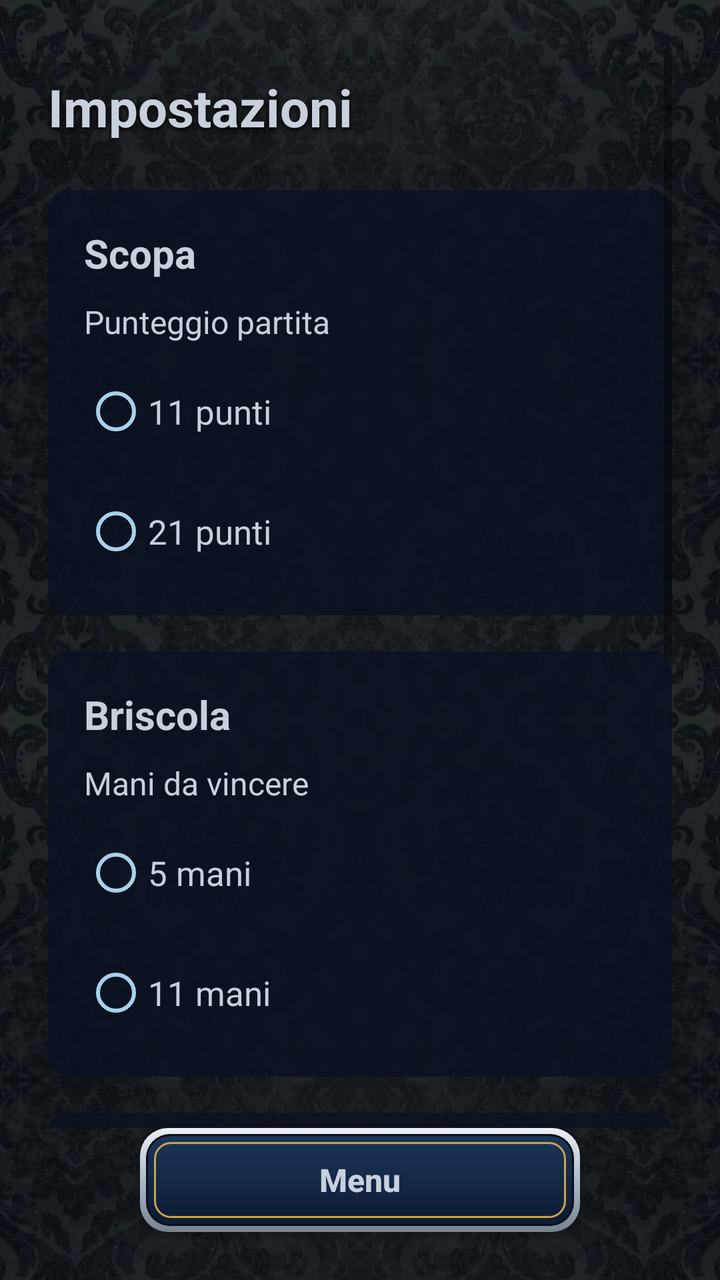
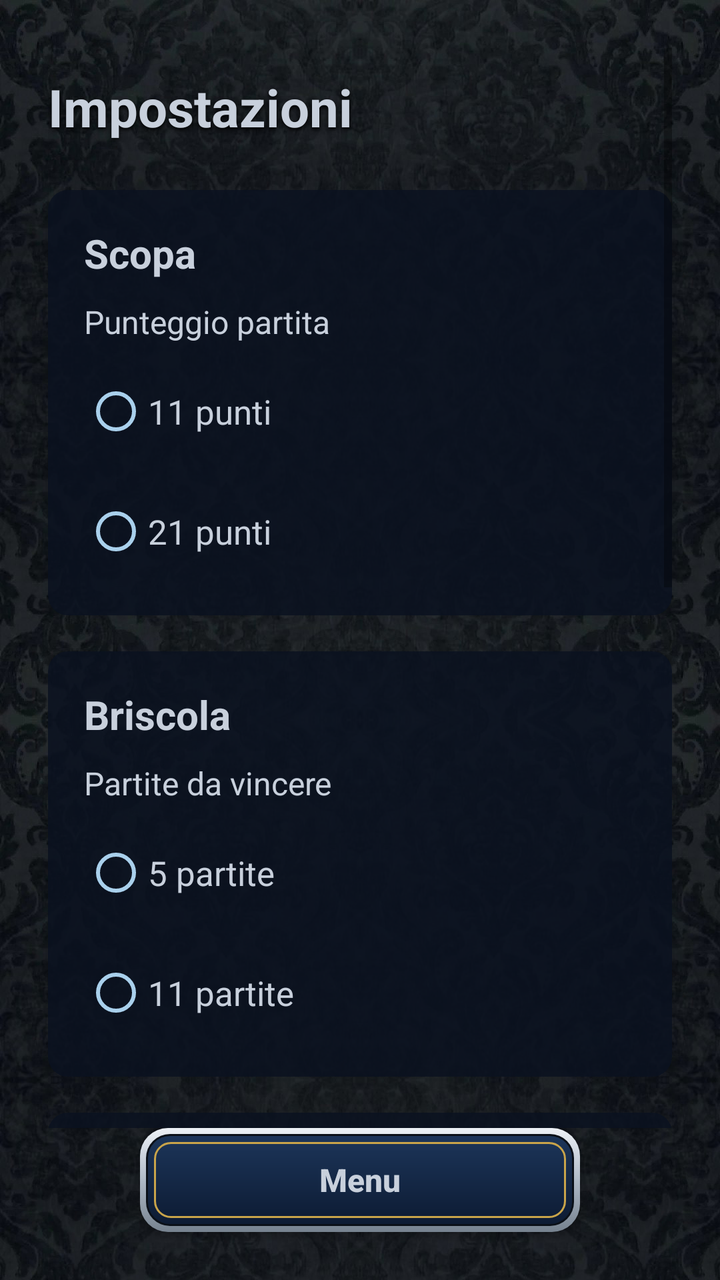

An Android layout rendered at two revisions. The XML below is the earlier revision; the diff shows what the commit changed to produce the second picture.
<!-- AndroidManifest.xml: application theme Theme.Scopa -->
<!-- res/layout/activity_settings.xml -->
<?xml version="1.0" encoding="utf-8"?>
<androidx.constraintlayout.widget.ConstraintLayout
    xmlns:android="http://schemas.android.com/apk/res/android"
    xmlns:app="http://schemas.android.com/apk/res-auto"
    android:layout_width="match_parent"
    android:layout_height="match_parent"
    android:background="@drawable/bg_velvet"
    android:fitsSystemWindows="true">

    <ScrollView
        android:layout_width="match_parent"
        android:layout_height="0dp"
        android:padding="24dp"
        android:clipToPadding="false"
        app:layout_constraintTop_toTopOf="parent"
        app:layout_constraintBottom_toTopOf="@id/btnBack">

        <LinearLayout
            android:layout_width="match_parent"
            android:layout_height="wrap_content"
            android:orientation="vertical">

            <TextView
                android:layout_width="wrap_content"
                android:layout_height="wrap_content"
                android:layout_marginTop="12dp"
                android:text="@string/settings_title"
                android:textColor="@color/silver"
                android:textSize="26sp"
                android:textStyle="bold"
                android:shadowColor="#000000" android:shadowDy="3" android:shadowRadius="6" />

            
            <LinearLayout
                android:layout_width="match_parent"
                android:layout_height="wrap_content"
                android:layout_marginTop="24dp"
                android:background="@drawable/panel_bg"
                android:orientation="vertical"
                android:padding="18dp">

                <TextView
                    android:layout_width="wrap_content"
                    android:layout_height="wrap_content"
                    android:text="@string/play"
                    android:textColor="@color/silver"
                    android:textSize="20sp"
                    android:textStyle="bold" />

                <TextView
                    android:layout_width="wrap_content"
                    android:layout_height="wrap_content"
                    android:layout_marginTop="10dp"
                    android:text="@string/score_target_label"
                    android:textColor="@color/silver"
                    android:textSize="16sp" />

                <RadioGroup
                    android:id="@+id/groupTarget"
                    android:layout_width="wrap_content"
                    android:layout_height="wrap_content"
                    android:layout_marginTop="10dp"
                    android:orientation="vertical">

                    <RadioButton
                        android:id="@+id/radio11"
                        android:layout_width="wrap_content"
                        android:layout_height="wrap_content"
                        android:layout_marginBottom="12dp"
                        android:buttonTint="@color/celeste"
                        android:text="@string/target_11"
                        android:textColor="@color/silver"
                        android:textSize="17sp" />

                    <RadioButton
                        android:id="@+id/radio21"
                        android:layout_width="wrap_content"
                        android:layout_height="wrap_content"
                        android:buttonTint="@color/celeste"
                        android:text="@string/target_21"
                        android:textColor="@color/silver"
                        android:textSize="17sp" />
                </RadioGroup>
            </LinearLayout>

            
            <LinearLayout
                android:layout_width="match_parent"
                android:layout_height="wrap_content"
                android:layout_marginTop="18dp"
                android:background="@drawable/panel_bg"
                android:orientation="vertical"
                android:padding="18dp">

                <TextView
                    android:layout_width="wrap_content"
                    android:layout_height="wrap_content"
                    android:text="@string/play_briscola"
                    android:textColor="@color/silver"
                    android:textSize="20sp"
                    android:textStyle="bold" />

                <TextView
                    android:layout_width="wrap_content"
                    android:layout_height="wrap_content"
                    android:layout_marginTop="10dp"
                    android:text="@string/briscola_hands_label"
                    android:textColor="@color/silver"
                    android:textSize="16sp" />

                <RadioGroup
                    android:id="@+id/groupBriscola"
                    android:layout_width="wrap_content"
                    android:layout_height="wrap_content"
                    android:layout_marginTop="10dp"
                    android:orientation="vertical">

                    <RadioButton
                        android:id="@+id/radioB5"
                        android:layout_width="wrap_content"
                        android:layout_height="wrap_content"
                        android:layout_marginBottom="12dp"
                        android:buttonTint="@color/celeste"
                        android:text="@string/hands_5"
                        android:textColor="@color/silver"
                        android:textSize="17sp" />

                    <RadioButton
                        android:id="@+id/radioB11"
                        android:layout_width="wrap_content"
                        android:layout_height="wrap_content"
                        android:buttonTint="@color/celeste"
                        android:text="@string/hands_11"
                        android:textColor="@color/silver"
                        android:textSize="17sp" />
                </RadioGroup>
            </LinearLayout>

            
            <LinearLayout
                android:layout_width="match_parent"
                android:layout_height="wrap_content"
                android:layout_marginTop="18dp"
                android:background="@drawable/panel_bg"
                android:orientation="vertical"
                android:padding="18dp">

                <TextView
                    android:layout_width="wrap_content"
                    android:layout_height="wrap_content"
                    android:text="@string/pause_section"
                    android:textColor="@color/silver"
                    android:textSize="20sp"
                    android:textStyle="bold" />

                <androidx.appcompat.widget.SwitchCompat
                    android:id="@+id/switchPause"
                    android:layout_width="match_parent"
                    android:layout_height="wrap_content"
                    android:layout_marginTop="12dp"
                    android:text="@string/pause_switch"
                    android:textColor="@color/silver"
                    android:textSize="17sp"
                    app:thumbTint="@color/celeste"
                    app:trackTint="@color/steel" />

                <TextView
                    android:layout_width="match_parent"
                    android:layout_height="wrap_content"
                    android:layout_marginTop="8dp"
                    android:text="@string/pause_switch_desc"
                    android:textColor="@color/silver_dark"
                    android:textSize="14sp" />

                <TextView
                    android:id="@+id/txtPauseInfo"
                    android:layout_width="match_parent"
                    android:layout_height="wrap_content"
                    android:layout_marginTop="8dp"
                    android:textColor="@color/gold"
                    android:textSize="14sp"
                    android:textStyle="bold"
                    android:visibility="gone" />
            </LinearLayout>

            
            <LinearLayout
                android:layout_width="match_parent"
                android:layout_height="wrap_content"
                android:layout_marginTop="18dp"
                android:background="@drawable/panel_bg"
                android:orientation="vertical"
                android:padding="18dp">

                <TextView
                    android:layout_width="wrap_content"
                    android:layout_height="wrap_content"
                    android:text="@string/test_section"
                    android:textColor="@color/silver"
                    android:textSize="20sp"
                    android:textStyle="bold" />

                <androidx.appcompat.widget.SwitchCompat
                    android:id="@+id/switchAuto"
                    android:layout_width="match_parent"
                    android:layout_height="wrap_content"
                    android:layout_marginTop="12dp"
                    android:text="@string/auto_play"
                    android:textColor="@color/silver"
                    android:textSize="17sp"
                    app:thumbTint="@color/celeste"
                    app:trackTint="@color/steel" />

                <TextView
                    android:layout_width="match_parent"
                    android:layout_height="wrap_content"
                    android:layout_marginTop="8dp"
                    android:text="@string/auto_play_desc"
                    android:textColor="@color/silver_dark"
                    android:textSize="14sp" />
            </LinearLayout>
        </LinearLayout>
    </ScrollView>

    <androidx.appcompat.widget.AppCompatButton
        android:id="@+id/btnBack"
        android:layout_width="220dp"
        android:layout_height="52dp"
        android:layout_marginBottom="24dp"
        android:background="@drawable/btn_cartiglio"
        android:text="@string/back_home"
        android:textColor="@color/silver"
        android:textSize="16sp"
        android:textStyle="bold"
        android:textAllCaps="false"
        app:layout_constraintBottom_toBottomOf="parent"
        app:layout_constraintEnd_toEndOf="parent"
        app:layout_constraintStart_toStartOf="parent" />

</androidx.constraintlayout.widget.ConstraintLayout>
<!-- resources referenced by this layout -->
<resources>
  <color name="celeste">#A9D0EC</color>
  <color name="gold">#E9C24C</color>
  <color name="silver">#C8D0DC</color>
  <color name="silver_dark">#AEB9C6</color>
  <color name="steel">#3E6BA6</color>
  <!-- drawable bg_velvet (drawable) -->
  <?xml version="1.0" encoding="utf-8"?>
  <layer-list xmlns:android="http://schemas.android.com/apk/res/android">
      <item android:drawable="@color/velvet_base" />
      <item>
          <bitmap android:src="@drawable/velvet" android:tileMode="repeat" android:dither="true" />
      </item>
  </layer-list>
  <!-- drawable panel_bg (drawable) -->
  <?xml version="1.0" encoding="utf-8"?>
  <shape xmlns:android="http://schemas.android.com/apk/res/android" android:shape="rectangle">
      <solid android:color="@color/panel" />
      <corners android:radius="10dp" />
  </shape>
  <string name="auto_play">Gioco automatico</string>
  <string name="auto_play_desc">Il programma gioca da solo sia le carte del Banco sia le tue. Serve a provare in fretta il funzionamento.</string>
  <string name="back_home">Menu</string>
  <string name="briscola_hands_label">Mani da vincere</string>
  <string name="hands_11">11 mani</string>
  <string name="hands_5">5 mani</string>
  <string name="pause_section">Gioco responsabile</string>
  <string name="pause_switch">Pausa di 1 minuto fra le partite</string>
  <string name="pause_switch_desc">Al termine di ogni partita compare un avviso e bisogna attendere un minuto prima di ricominciare. Per disattivarla serve una password.</string>
  <string name="play">Scopa</string>
  <string name="play_briscola">Briscola</string>
  <string name="score_target_label">Punteggio partita</string>
  <string name="settings_title">Impostazioni</string>
  <string name="target_11">11 punti</string>
  <string name="target_21">21 punti</string>
  <string name="test_section">Test</string>
  <style name="Theme.Scopa" parent="Theme.MaterialComponents.DayNight.NoActionBar">
          <item name="colorPrimary">@color/navy_mid</item>
          <item name="colorPrimaryVariant">@color/navy_deep</item>
          <item name="colorOnPrimary">@color/celeste_light</item>
          <item name="colorSecondary">@color/gold</item>
          <item name="android:statusBarColor" tools:targetApi="l">@color/navy_deep</item>
          <item name="alertDialogTheme">@style/DarkAlertDialog</item>
          <item name="materialAlertDialogTheme">@style/DarkAlertDialog</item>
      </style>
  <color name="velvet_base">#0A1018</color>
  <color name="panel">#D40A1220</color>
  <color name="navy_mid">#23477E</color>
  <color name="navy_deep">#0C1626</color>
  <color name="celeste_light">#D7EAF6</color>
  <style name="DarkAlertDialog" parent="Theme.MaterialComponents.Dialog.Alert">
          <item name="colorSurface">@color/navy</item>
          <item name="android:colorBackground">@color/navy</item>
          <item name="colorOnSurface">@color/silver</item>
          <item name="android:textColorPrimary">@color/silver</item>
          <item name="android:textColorSecondary">@color/silver</item>
          <item name="colorPrimary">@color/silver</item>
      </style>
  <color name="navy">#14294A</color>
  <!-- unchanged entries left out for length: 2 -->
</resources>

<!-- the commit's change to res/layout/activity_settings.xml (unified diff, before → after) -->
@@ -216,6 +216,25 @@
                     android:layout_height="wrap_content"
                     android:layout_marginTop="8dp"
                     android:text="@string/auto_play_desc"
+                    android:textColor="@color/silver_dark"
+                    android:textSize="14sp" />
+
+                <androidx.appcompat.widget.SwitchCompat
+                    android:id="@+id/switchBotCards"
+                    android:layout_width="match_parent"
+                    android:layout_height="wrap_content"
+                    android:layout_marginTop="16dp"
+                    android:text="@string/show_bot_cards"
+                    android:textColor="@color/silver"
+                    android:textSize="17sp"
+                    app:thumbTint="@color/celeste"
+                    app:trackTint="@color/steel" />
+
+                <TextView
+                    android:layout_width="match_parent"
+                    android:layout_height="wrap_content"
+                    android:layout_marginTop="8dp"
+                    android:text="@string/show_bot_cards_desc"
                     android:textColor="@color/silver_dark"
                     android:textSize="14sp" />
             </LinearLayout>
<!-- resource entries referenced after the edit -->
@@ -22,9 +22,9 @@
   <string name="auto_play">Gioco automatico</string>
   <string name="auto_play_desc">Il programma gioca da solo sia le carte del Banco sia le tue. Serve a provare in fretta il funzionamento.</string>
   <string name="back_home">Menu</string>
-  <string name="briscola_hands_label">Mani da vincere</string>
-  <string name="hands_11">11 mani</string>
-  <string name="hands_5">5 mani</string>
+  <string name="briscola_hands_label">Partite da vincere</string>
+  <string name="hands_11">11 partite</string>
+  <string name="hands_5">5 partite</string>
   <string name="pause_section">Gioco responsabile</string>
   <string name="pause_switch">Pausa di 1 minuto fra le partite</string>
   <string name="pause_switch_desc">Al termine di ogni partita compare un avviso e bisogna attendere un minuto prima di ricominciare. Per disattivarla serve una password.</string>
@@ -32,6 +32,8 @@
   <string name="play_briscola">Briscola</string>
   <string name="score_target_label">Punteggio partita</string>
   <string name="settings_title">Impostazioni</string>
+  <string name="show_bot_cards">Mostra carte del Banco</string>
+  <string name="show_bot_cards_desc">Le carte del Banco restano scoperte e per intero sullo schermo. Serve a verificare la logica di gioco.</string>
   <string name="target_11">11 punti</string>
   <string name="target_21">21 punti</string>
   <string name="test_section">Test</string>
